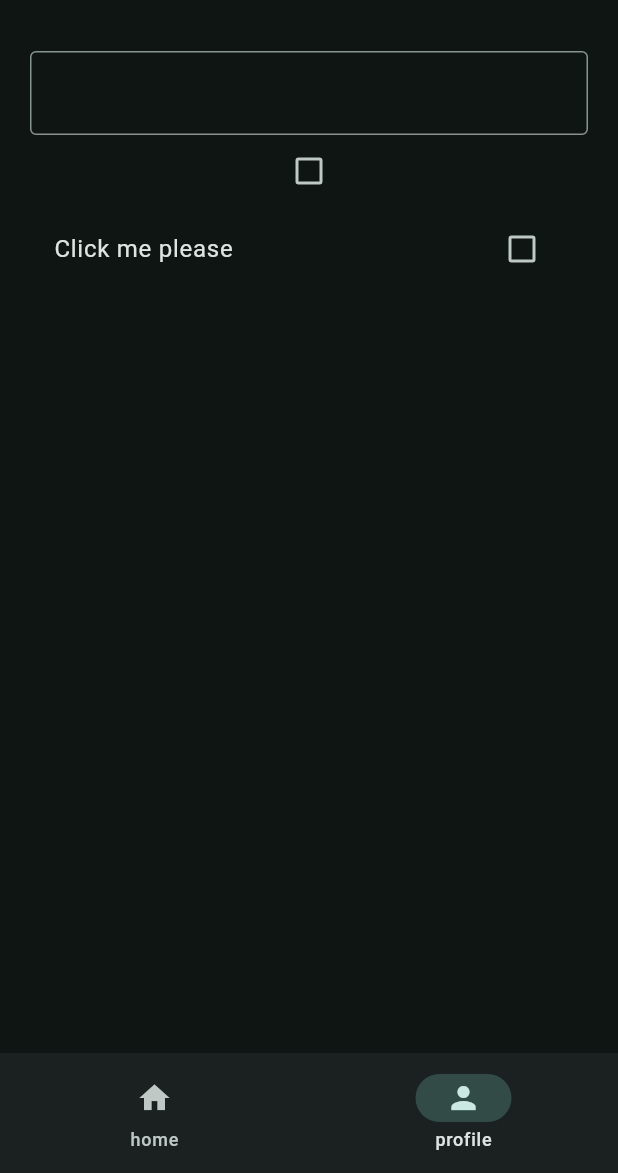
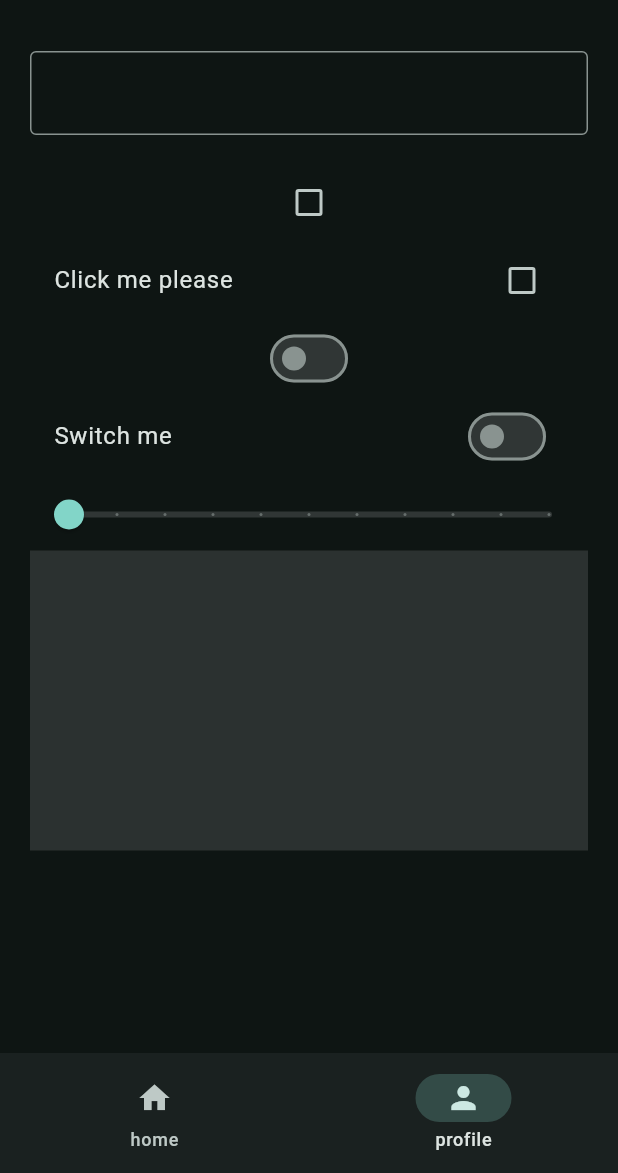
Before and after one commit to Harlequelrah/tuto_project, a Flutter app: the screen it shows after launch, item 2 of the bottom bar chosen, on a phone screen of 412 x 824 dp, the part 63-1236 px from its top. Run offline on Flutter 3.47's test engine with Material 3 defaults, Android fonts, the phone set to English and light mode, and no system bars.

Commit message:
learning about widgets : Switch , SwitchListTile , SingleChildScrollView , GestureDetector , InkWell and Slider

```diff
--- a/lib/views/pages/profile_page.dart
+++ b/lib/views/pages/profile_page.dart
@@ -10,9 +10,12 @@ class ProfilePage extends StatefulWidget {
 class _ProfilePageState extends State<ProfilePage> {
   TextEditingController controller = TextEditingController();
   bool? isChecked = false;
+  bool isSwitched = false;
+  double sliderValue = 0.0;
   @override
   Widget build(BuildContext context) {
-    return Padding(
+    return SingleChildScrollView(
+      child: Padding(
         padding: const EdgeInsets.all(20.0),
         child: Column(
           children: [
@@ -23,6 +26,7 @@ class _ProfilePageState extends State<ProfilePage> {
                 setState(() {});
               },
             ),
+            Text(controller.text),
             Checkbox(
               value: isChecked,
               tristate: true,
@@ -42,8 +46,48 @@ class _ProfilePageState extends State<ProfilePage> {
                 });
               },
             ),
-          Text(controller.text),
+            Switch(
+              value: isSwitched,
+              onChanged: (value) {
+                setState(() {
+                  isSwitched = value;
+                });
+              },
+            ),
+            SwitchListTile(
+              title: Text("Switch me"),
+              value: isSwitched,
+              onChanged: (value) {
+                setState(() {
+                  isSwitched = value;
+                });
+              },
+            ),
+            Slider(
+              max: 100.0,
+              divisions: 10,
+              value: sliderValue,
+              onChanged: (double value) {
+                setState(() {
+                  sliderValue = value;
+                  print(value);
+                });
+              },
+            ),
+            InkWell(
+              splashColor: Colors.amber,
+              onTap: () {
+                print("Image clicked");
+              },
+              // child: Image.asset("assets/images/bg.jpg"),
+              child: Container(
+                width: double.infinity,
+                height: 200,
+                color: Colors.white12,
+              ),
+            ),
           ],
+        ),
       ),
     );
   }
```
Lines whose indentation alone changed are shown as unchanged.
